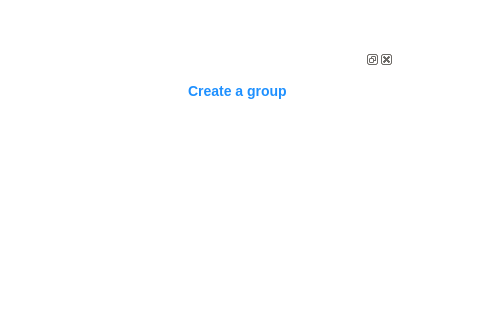
Before: the Qt Designer form Client-Application/appinterface.ui in ClaudiaaIoana/DataDrop-POO_project, drawn with Qt 5; both pictures show x 306 to 800 and y 0 to 320 of the 800 by 580 pixel window.
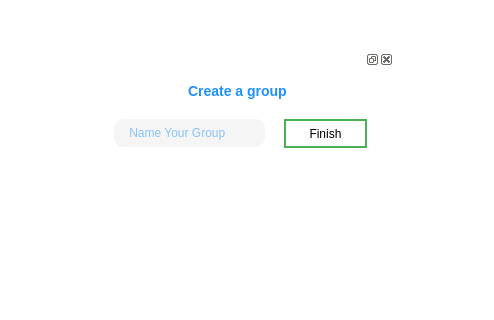
After: the same form once the commit is applied. Icons and pictures are not drawn.

```diff
--- a/Client-Application/appinterface.ui
+++ b/Client-Application/appinterface.ui
@@ -397,6 +397,69 @@
        </property>
       </widget>
      </widget>
+     <widget class="QLabel" name="label">
+      <property name="geometry">
+       <rect>
+        <x>20</x>
+        <y>100</y>
+        <width>261</width>
+        <height>20</height>
+       </rect>
+      </property>
+      <property name="styleSheet">
+       <string notr="true">border-radius: 10px;
+font: italic 9pt &quot;Segoe UI&quot;;
+color:	#1E90FF; 
+</string>
+      </property>
+      <property name="text">
+       <string/>
+      </property>
+     </widget>
+     <widget class="QLineEdit" name="NameGroup">
+      <property name="geometry">
+       <rect>
+        <x>20</x>
+        <y>50</y>
+        <width>151</width>
+        <height>28</height>
+       </rect>
+      </property>
+      <property name="styleSheet">
+       <string notr="true">border-radius: 10px;
+font: italic 9pt &quot;Segoe UI&quot;;
+background-color: rgb(245,245,245);
+color:	#1E90FF; </string>
+      </property>
+      <property name="placeholderText">
+       <string>    Name Your Group</string>
+      </property>
+     </widget>
+     <widget class="QPushButton" name="pushButton">
+      <property name="geometry">
+       <rect>
+        <x>190</x>
+        <y>50</y>
+        <width>83</width>
+        <height>29</height>
+       </rect>
+      </property>
+      <property name="styleSheet">
+       <string notr="true">#pushButton{
+  background-color: white; 
+  color: black; 
+  border: 2px solid #4CAF50;
+}
+
+#pushButton:hover {
+  background-color: #4CAF50;
+  color: white;
+}</string>
+      </property>
+      <property name="text">
+       <string>Finish</string>
+      </property>
+     </widget>
     </widget>
    </widget>
   </widget>
```
